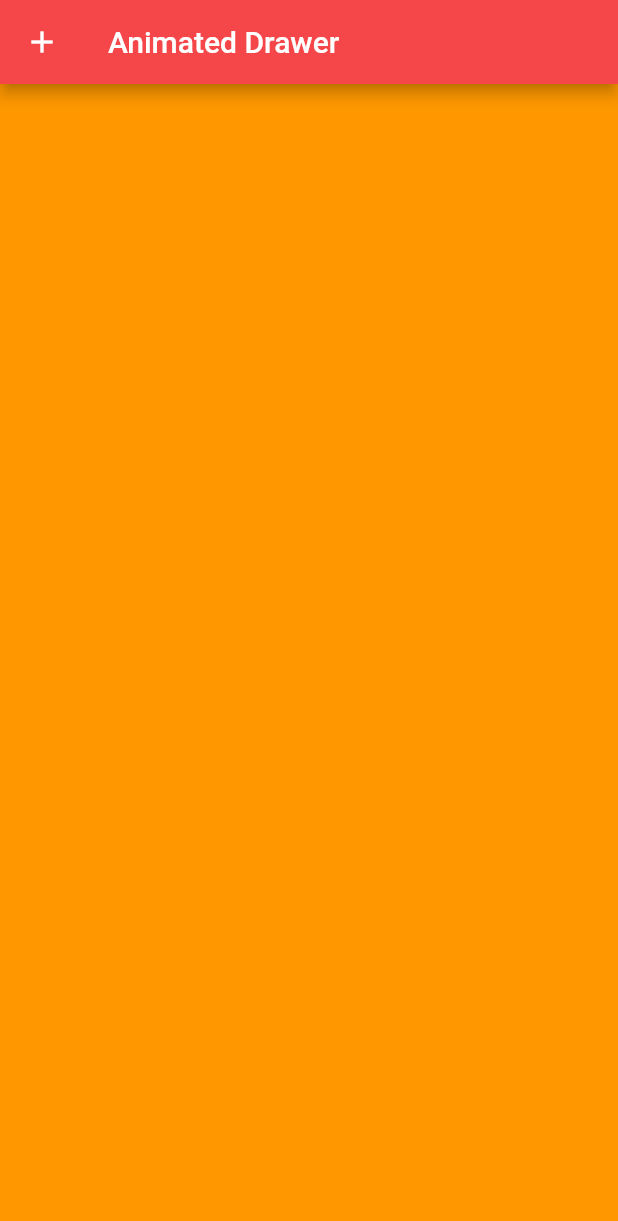
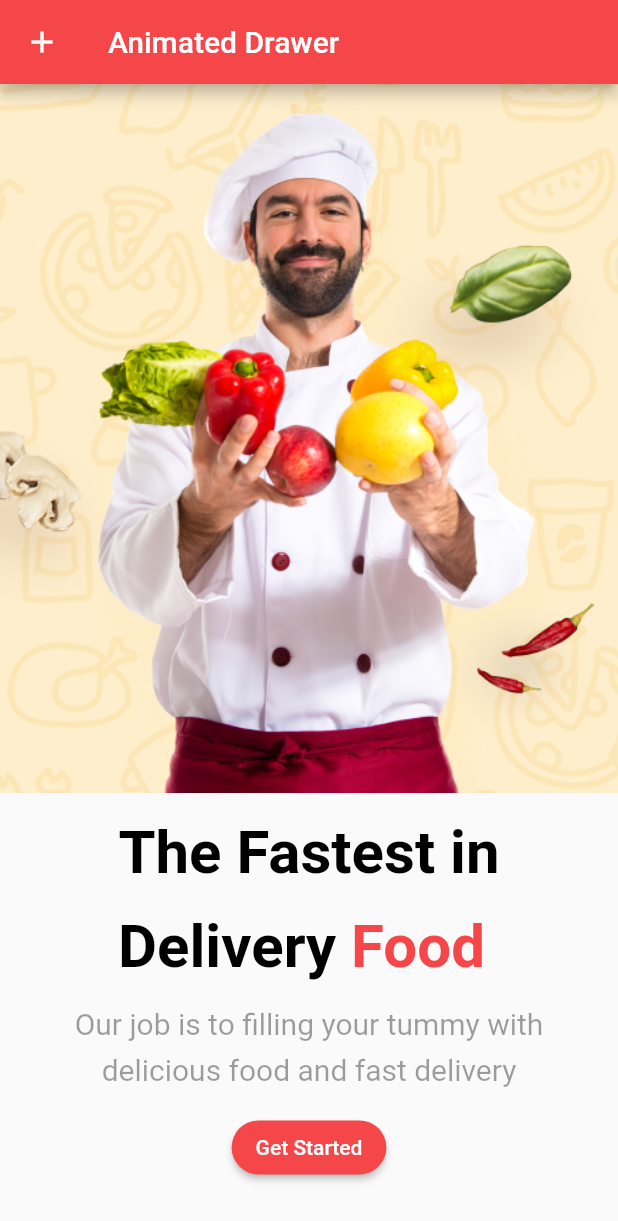
Before and after one commit to masoudmahmoodzadeh/Animated-Drawer, a Flutter app: the screen it shows after launch, on a phone screen of 412 x 824 dp. Shown: the top 1221 px of the screen. Run offline on Flutter 3.47's test engine with Material 2 defaults, Android fonts, the phone set to English and light mode, and no system bars.

Commit message:
[feature] add home screen

```diff
--- /dev/null
+++ b/lib/home_screen.dart
@@ -0,0 +1,65 @@
+import 'package:custom_drawer/resource/drawable_manager.dart';
+import 'package:custom_drawer/theme/app_colors.dart';
+import 'package:flutter/material.dart';
+
+class HomeScreen extends StatelessWidget {
+  const HomeScreen({Key? key}) : super(key: key);
+
+  @override
+  Widget build(BuildContext context) {
+    return Scaffold(
+      body: SingleChildScrollView(
+        child: Column(
+          crossAxisAlignment: CrossAxisAlignment.center,
+          children: [
+            Image.asset(DrawableManager.imgSplash),
+            const SizedBox(height: 16),
+            const Text(
+              "The Fastest in",
+              style: TextStyle(
+                fontSize: 40,
+                color: Colors.black,
+                fontWeight: FontWeight.bold,
+              ),
+            ),
+            const SizedBox(height: 16),
+            RichText(
+              text: const TextSpan(
+                text: "Delivery",
+                style: TextStyle(
+                  fontSize: 40,
+                  color: Colors.black,
+                  fontWeight: FontWeight.bold,
+                ),
+                children: <TextSpan>[
+                  TextSpan(
+                      text: ' Food ',
+                      style: TextStyle(
+                        fontSize: 40,
+                        fontWeight: FontWeight.bold,
+                        color: AppColors.primary,
+                      )),
+                ],
+              ),
+            ),
+            const SizedBox(height: 16),
+            const Text(
+              "Our job is to filling your tummy with",
+              style: TextStyle(fontSize: 20, color: Colors.black38),
+            ),
+            const SizedBox(height: 8),
+            const Text(
+              "delicious food and fast delivery",
+              style: TextStyle(fontSize: 20, color: Colors.black38),
+            ),
+            const SizedBox(height: 16),
+            ElevatedButton(
+              onPressed: () {},
+              child: const Text("Get Started"),
+            )
+          ],
+        ),
+      ),
+    );
+  }
+}
--- a/lib/main.dart
+++ b/lib/main.dart
@@ -2,6 +2,7 @@ import 'package:flutter/material.dart';
 
 import 'animated_drawer.dart';
 import 'app_drawer.dart';
+import 'home_screen.dart';
 import 'theme/theme_manager.dart';
 
 void main() {
@@ -60,7 +61,7 @@ class _MyHomePageState extends State<MyHomePage> {
       body: AnimatedDrawer(
         controller: _controller,
         drawer: const AppDrawer(),
-        screen: Container(color: Colors.orange),
+        screen: const HomeScreen(),
       ),
     );
   }
--- /dev/null
+++ b/lib/resource/drawable_manager.dart
@@ -0,0 +1,4 @@
+class DrawableManager{
+
+  static const String imgSplash = "assets/images/img_splash.jpg";
+}
--- a/lib/theme/theme_manager.dart
+++ b/lib/theme/theme_manager.dart
@@ -5,13 +5,19 @@ import 'app_colors.dart';
 class ThemeManager {
   ThemeData create() {
     return ThemeData(
-        primaryColor: AppColors.primary,
-        appBarTheme: _buildAppBar(),
-        iconTheme: const IconThemeData(
-          color: AppColors.primary,
+      primaryColor: AppColors.primary,
+      appBarTheme: const AppBarTheme(color: AppColors.primary),
+      iconTheme: const IconThemeData(color: AppColors.primary),
+      elevatedButtonTheme: ElevatedButtonThemeData(
+        style: ElevatedButton.styleFrom(
+          primary: AppColors.primary,
+          onPrimary: Colors.white,
+          shape: const StadiumBorder(),
         ),
-        listTileTheme: const ListTileThemeData(iconColor: AppColors.primary),
-        colorScheme: ColorScheme.fromSwatch(accentColor: AppColors.secondary));
+      ),
+      listTileTheme: const ListTileThemeData(iconColor: AppColors.primary),
+      colorScheme: ColorScheme.fromSwatch(accentColor: AppColors.secondary),
+    );
   }
 
   AppBarTheme _buildAppBar() {
--- a/pubspec.yaml
+++ b/pubspec.yaml
@@ -58,8 +58,8 @@ flutter:
   uses-material-design: true
 
   # To add assets to your application, add an assets section, like this:
-  # assets:
-  #   - images/a_dot_burr.jpeg
+  assets:
+    - assets/images/
   #   - images/a_dot_ham.jpeg
 
   # An image asset can refer to one or more resolution-specific "variants", see
```
Also changed, not shown: assets/images/img_splash.jpg (added).
